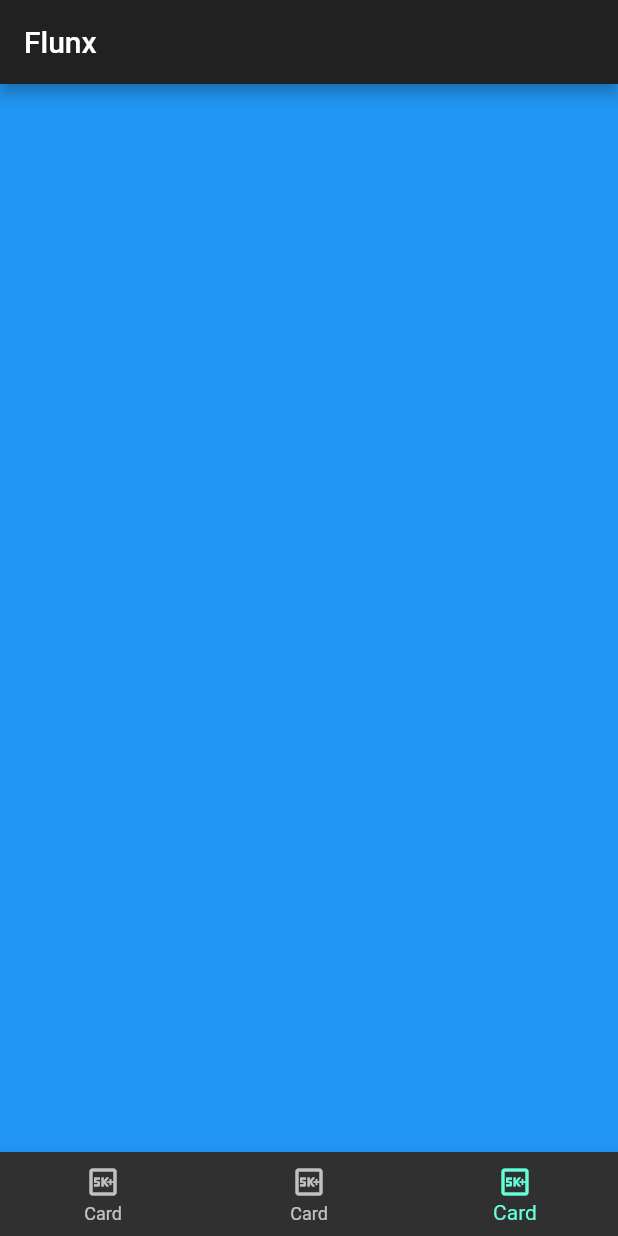
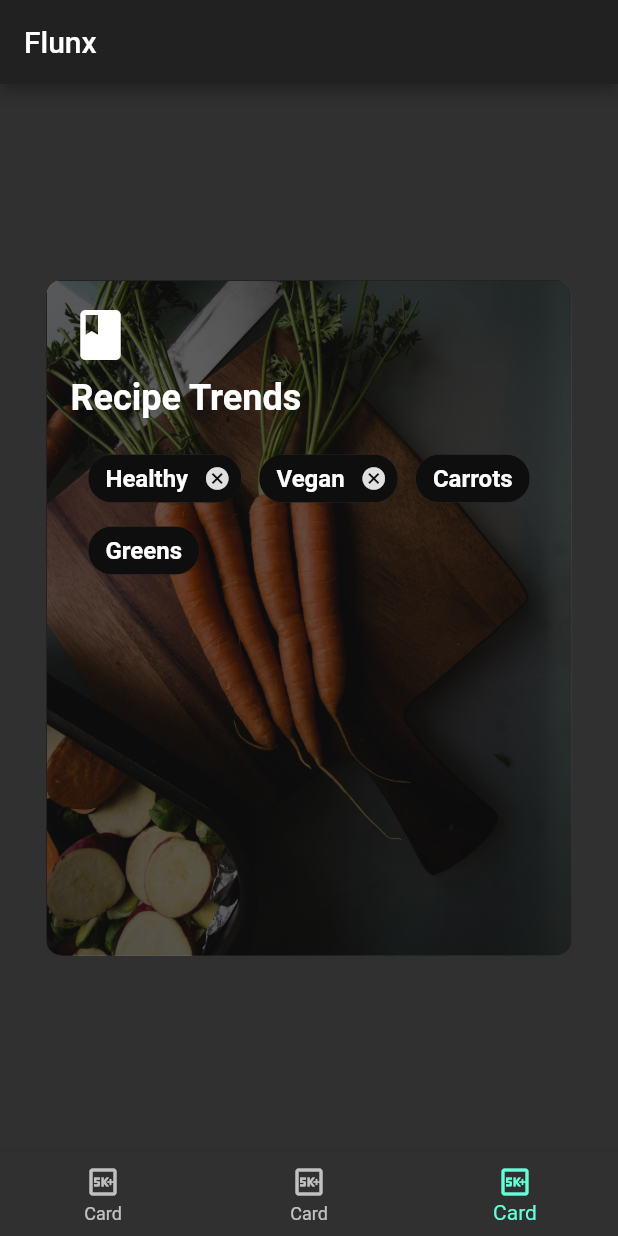
Before and after one commit to zarub2k/flunx, a Flutter app: the screen it shows after launch, item 3 of the bottom bar chosen, on a phone screen of 412 x 824 dp. Run offline on Flutter 3.47's test engine with Material 2 defaults, Android fonts, the phone set to English and light mode, and no system bars; our stand-ins replace google_fonts; Roboto replaces fonts that are missing (Abel).

Commit message:
card3 is done

```diff
--- /dev/null
+++ b/lib/card3.dart
@@ -0,0 +1,89 @@
+import 'package:flunx/flunx_theme.dart';
+import 'package:flutter/material.dart';
+
+class Card3 extends StatelessWidget {
+  const Card3({Key? key}) : super(key: key);
+
+  @override
+  Widget build(BuildContext context) {
+    return _buildCard3(context);
+  }
+
+  Widget _buildCard3(BuildContext context) {
+    return Center(
+      child: Container(
+        // padding: const EdgeInsets.all(8),
+        constraints: const BoxConstraints.expand(
+          width: 350,
+          height: 450
+        ),
+        decoration: const BoxDecoration(
+          image: DecorationImage(
+              image: AssetImage('assets/card3.jpg'),
+              fit: BoxFit.cover
+          ),
+          borderRadius: BorderRadius.all(Radius.circular(10.0))
+        ),
+        child: Stack(
+          children: [
+            Container(
+              decoration: BoxDecoration(
+                color: Colors.black.withOpacity(0.6),
+                borderRadius: const BorderRadius.all(Radius.circular(10.0))
+              ),
+            ),
+            Container(
+              padding: const EdgeInsets.all(16),
+              child: Column(
+                crossAxisAlignment: CrossAxisAlignment.start,
+                children: [
+                  const Icon(
+                    Icons.book,
+                    color: Colors.white,
+                    size: 40
+                  ),
+                  const SizedBox(height: 8,),
+                  Text(
+                    'Recipe Trends',
+                    style: FlunxTheme.darkTextTheme.headline2,
+                  ),
+                  const SizedBox(height: 16,),
+                  Center(
+                    child: Wrap(
+                      alignment: WrapAlignment.start,
+                      spacing: 12,
+                      children: [
+                        Chip(
+                          label: Text('Healthy', style: FlunxTheme.darkTextTheme.bodyText1,),
+                          backgroundColor: Colors.black.withOpacity(0.7),
+                          onDeleted: () {
+                            print('delete');
+                          },
+                        ),
+                        Chip(
+                          label: Text('Vegan', style: FlunxTheme.darkTextTheme.bodyText1,),
+                          backgroundColor: Colors.black.withOpacity(0.7),
+                          onDeleted: () {
+                            print('delete');
+                          },
+                        ),
+                        Chip(
+                          label: Text('Carrots', style: FlunxTheme.darkTextTheme.bodyText1,),
+                          backgroundColor: Colors.black.withOpacity(0.7),
+                        ),
+                        Chip(
+                          label: Text('Greens', style: FlunxTheme.darkTextTheme.bodyText1,),
+                          backgroundColor: Colors.black.withOpacity(0.7),
+                        )
+                      ],
+                    ),
+                  )
+                ],
+              ),
+            )
+          ],
+        ),
+      ),
+    );
+  }
+}
--- a/lib/home.dart
+++ b/lib/home.dart
@@ -1,6 +1,7 @@
 import 'package:flutter/material.dart';
 import 'card1.dart';
 import 'card2.dart';
+import 'card3.dart';
 
 class Home extends StatefulWidget {
   const Home({Key? key}) : super(key: key);
@@ -17,7 +18,7 @@ class _HomeState extends State<Home> {
   static List<Widget> pages = [
     const Card1(),
     const Card2(),
-    Container(color: Colors.blue,),
+    const Card3(),
   ];
 
   @override
--- a/pubspec.yaml
+++ b/pubspec.yaml
@@ -62,6 +62,7 @@ flutter:
   assets:
     - assets/card1.jpg
     - assets/card2.jpg
+    - assets/card3.jpg
     - assets/tham.png
   #   - images/a_dot_ham.jpeg
 
```
Also changed, not shown: assets/card3.jpg (added), 3 other files.
